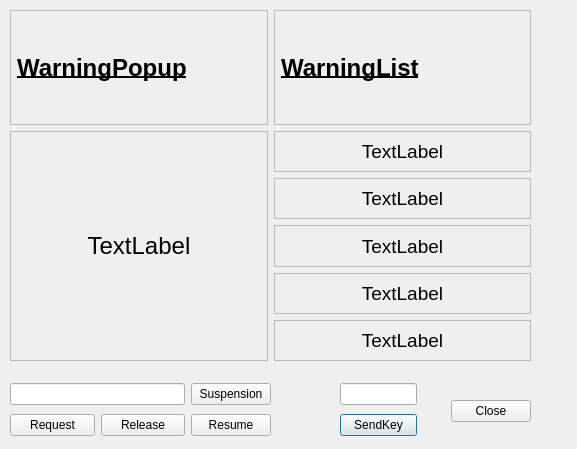
This is 06界面开发/Qt/DrawUI/untitled.ui in ThinkingAndDoing/MySourceCode as Qt 5 draws it before an edit. The edited form follows.
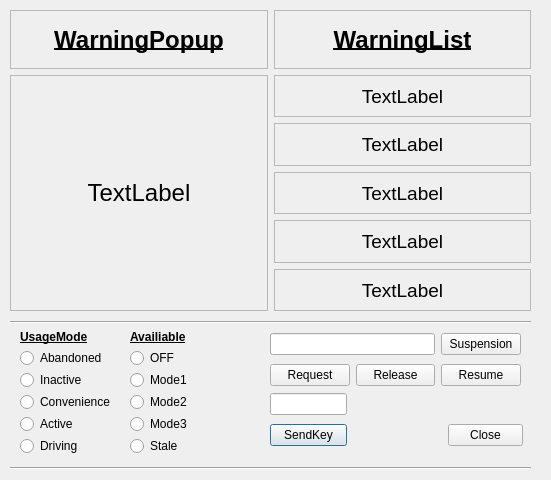
This is the edited form.

What changed in the file:
```diff
--- a/06界面开发/Qt/DrawUI/untitled.ui
+++ b/06界面开发/Qt/DrawUI/untitled.ui
@@ -6,8 +6,8 @@
    <rect>
     <x>0</x>
     <y>0</y>
-    <width>577</width>
-    <height>449</height>
+    <width>551</width>
+    <height>480</height>
    </rect>
   </property>
   <property name="windowTitle">
@@ -19,12 +19,12 @@
      <x>10</x>
      <y>10</y>
      <width>521</width>
-     <height>351</height>
+     <height>301</height>
     </rect>
    </property>
    <layout class="QHBoxLayout" name="horizontalLayout">
     <item>
-     <layout class="QVBoxLayout" name="verticalLayout" stretch="1,2">
+     <layout class="QVBoxLayout" name="verticalLayout" stretch="1,4">
       <item>
        <widget class="QLabel" name="label">
         <property name="font">
@@ -41,6 +41,9 @@
         <property name="text">
          <string>WarningPopup</string>
         </property>
+        <property name="alignment">
+         <set>Qt::AlignCenter</set>
+        </property>
        </widget>
       </item>
       <item>
@@ -64,7 +67,7 @@
      </layout>
     </item>
     <item>
-     <layout class="QVBoxLayout" name="verticalLayout_3" stretch="1,2">
+     <layout class="QVBoxLayout" name="verticalLayout_3" stretch="1,4">
       <item>
        <widget class="QLabel" name="label_8">
         <property name="font">
@@ -81,6 +84,9 @@
         <property name="text">
          <string>WarningList</string>
         </property>
+        <property name="alignment">
+         <set>Qt::AlignCenter</set>
+        </property>
        </widget>
       </item>
       <item>
@@ -184,8 +190,8 @@
   <widget class="QWidget" name="verticalLayoutWidget_3">
    <property name="geometry">
     <rect>
-     <x>340</x>
-     <y>380</y>
+     <x>270</x>
+     <y>390</y>
      <width>77</width>
      <height>61</height>
     </rect>
@@ -206,9 +212,9 @@
   <widget class="QDialogButtonBox" name="buttonBox">
    <property name="geometry">
     <rect>
-     <x>450</x>
-     <y>400</y>
-     <width>81</width>
+     <x>448</x>
+     <y>424</y>
+     <width>75</width>
      <height>23</height>
     </rect>
    </property>
@@ -222,9 +228,9 @@
   <widget class="QWidget" name="horizontalLayoutWidget_2">
    <property name="geometry">
     <rect>
-     <x>10</x>
-     <y>380</y>
-     <width>261</width>
+     <x>270</x>
+     <y>330</y>
+     <width>251</width>
      <height>61</height>
     </rect>
    </property>
@@ -277,6 +283,155 @@
     </item>
    </layout>
   </widget>
+  <widget class="QWidget" name="verticalLayoutWidget">
+   <property name="geometry">
+    <rect>
+     <x>20</x>
+     <y>330</y>
+     <width>91</width>
+     <height>124</height>
+    </rect>
+   </property>
+   <layout class="QVBoxLayout" name="verticalLayout_4">
+    <item>
+     <widget class="QLabel" name="label_9">
+      <property name="font">
+       <font>
+        <weight>75</weight>
+        <italic>false</italic>
+        <bold>true</bold>
+        <underline>true</underline>
+       </font>
+      </property>
+      <property name="text">
+       <string>UsageMode</string>
+      </property>
+     </widget>
+    </item>
+    <item>
+     <widget class="QRadioButton" name="radioAbandoned">
+      <property name="text">
+       <string>Abandoned</string>
+      </property>
+     </widget>
+    </item>
+    <item>
+     <widget class="QRadioButton" name="radioInactive">
+      <property name="text">
+       <string>Inactive</string>
+      </property>
+     </widget>
+    </item>
+    <item>
+     <widget class="QRadioButton" name="radioConvenience">
+      <property name="text">
+       <string>Convenience</string>
+      </property>
+     </widget>
+    </item>
+    <item>
+     <widget class="QRadioButton" name="radioActive">
+      <property name="text">
+       <string>Active</string>
+      </property>
+     </widget>
+    </item>
+    <item>
+     <widget class="QRadioButton" name="radioDriving">
+      <property name="text">
+       <string>Driving</string>
+      </property>
+     </widget>
+    </item>
+   </layout>
+  </widget>
+  <widget class="QWidget" name="verticalLayoutWidget_2">
+   <property name="geometry">
+    <rect>
+     <x>130</x>
+     <y>330</y>
+     <width>91</width>
+     <height>124</height>
+    </rect>
+   </property>
+   <layout class="QVBoxLayout" name="verticalLayout_8">
+    <item>
+     <widget class="QLabel" name="label_10">
+      <property name="font">
+       <font>
+        <weight>75</weight>
+        <bold>true</bold>
+        <underline>true</underline>
+       </font>
+      </property>
+      <property name="text">
+       <string>Availiable</string>
+      </property>
+     </widget>
+    </item>
+    <item>
+     <widget class="QRadioButton" name="radioOFF">
+      <property name="text">
+       <string>OFF</string>
+      </property>
+     </widget>
+    </item>
+    <item>
+     <widget class="QRadioButton" name="radioMode1">
+      <property name="text">
+       <string>Mode1</string>
+      </property>
+     </widget>
+    </item>
+    <item>
+     <widget class="QRadioButton" name="radioMode2">
+      <property name="text">
+       <string>Mode2</string>
+      </property>
+     </widget>
+    </item>
+    <item>
+     <widget class="QRadioButton" name="radioMode3">
+      <property name="text">
+       <string>Mode3</string>
+      </property>
+     </widget>
+    </item>
+    <item>
+     <widget class="QRadioButton" name="radioStale">
+      <property name="text">
+       <string>Stale</string>
+      </property>
+     </widget>
+    </item>
+   </layout>
+  </widget>
+  <widget class="Line" name="line">
+   <property name="geometry">
+    <rect>
+     <x>10</x>
+     <y>458</y>
+     <width>521</width>
+     <height>20</height>
+    </rect>
+   </property>
+   <property name="orientation">
+    <enum>Qt::Horizontal</enum>
+   </property>
+  </widget>
+  <widget class="Line" name="line_2">
+   <property name="geometry">
+    <rect>
+     <x>10</x>
+     <y>312</y>
+     <width>521</width>
+     <height>20</height>
+    </rect>
+   </property>
+   <property name="orientation">
+    <enum>Qt::Horizontal</enum>
+   </property>
+  </widget>
  </widget>
  <resources/>
  <connections>
```
